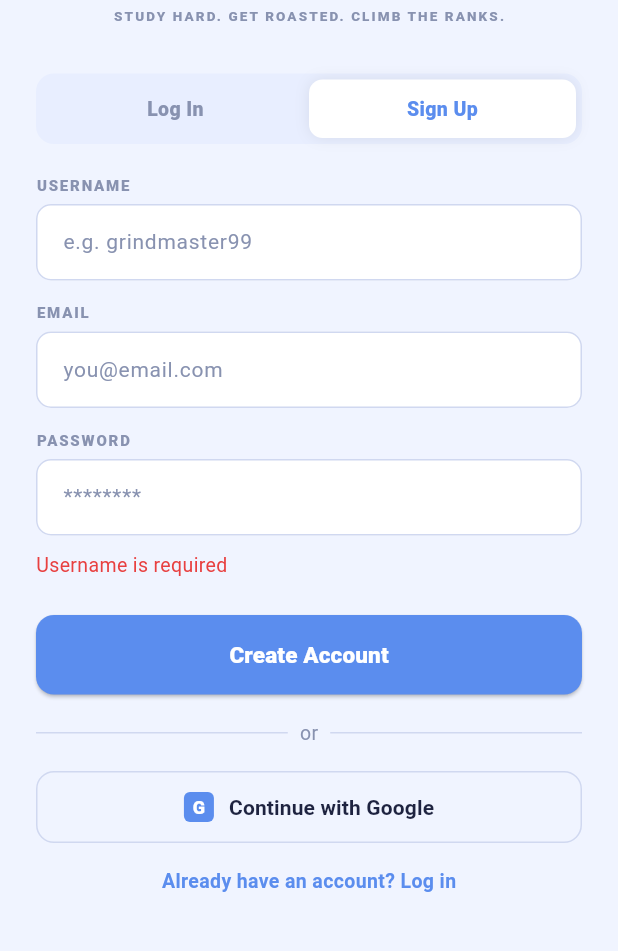
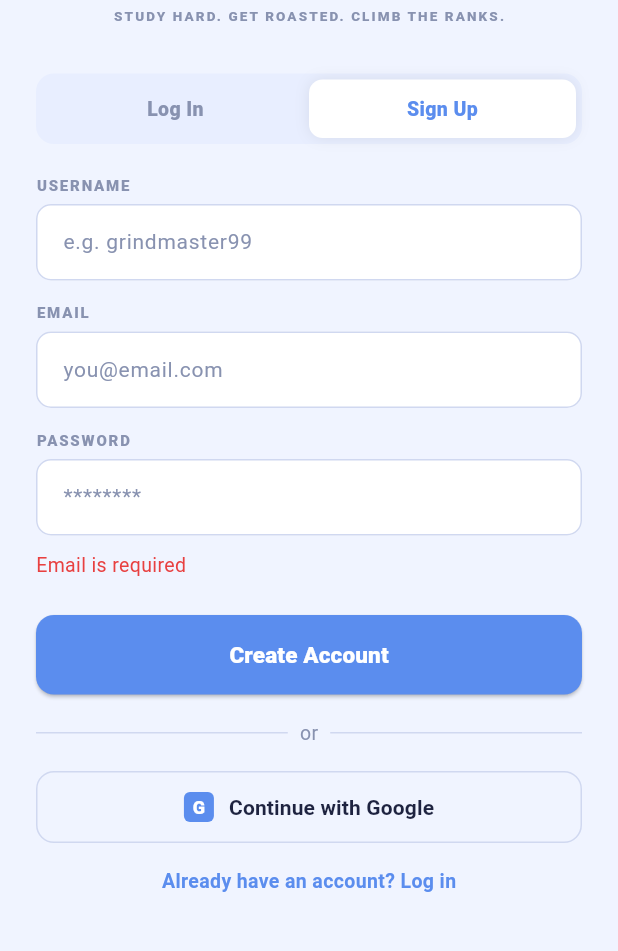
Before and after one commit to navneethdevj/grindmode, a Flutter app: the screen it shows after launch, after a tap on "Sign Up", after a tap on "Create Account", on a phone screen of 412 x 824 dp, the part 249-1200 px from its top. Run offline on Flutter 3.47's test engine with Material 3 defaults, Android fonts, the phone set to English and light mode, and no system bars; our stand-ins replace audioplayers, cloud_firestore, firebase_auth, firebase_core, fl_chart, flutter_image_compress and 3 more; accounts and stored records are empty; Roboto replaces fonts that are missing (Nunito).

Commit message:
improve: fix test, add email validation, parallelize queries, cache AI roast
Co-authored-by: navneethdevj <267234613+navneethdevj@users.noreply.github.com>

```diff
--- a/lib/screens/login_screen.dart
+++ b/lib/screens/login_screen.dart
@@ -29,14 +29,35 @@ class _LoginScreenState extends State<LoginScreen> {
     super.dispose();
   }
 
+  bool _isValidEmail(String email) {
+    return RegExp(r'^[a-zA-Z0-9._%+\-]+@[a-zA-Z0-9.\-]+\.[a-zA-Z]{2,}$')
+        .hasMatch(email);
+  }
+
   Future<void> _submit() async {
     FocusScope.of(context).unfocus();
+    final email = _emailCtrl.text.trim();
+    final password = _passCtrl.text.trim();
+
+    if (email.isEmpty) {
+      setState(() { _error = 'Email is required'; });
+      return;
+    }
+    if (!_isValidEmail(email)) {
+      setState(() { _error = "That's not even a real email bro"; });
+      return;
+    }
+    if (password.isEmpty) {
+      setState(() { _error = 'Password is required'; });
+      return;
+    }
+
     setState(() { _loading = true; _error = null; });
     try {
       if (_isLogin) {
         await _auth.signInWithEmail(
-          email: _emailCtrl.text.trim(),
-          password: _passCtrl.text.trim(),
+          email: email,
+          password: password,
         );
         if (mounted) Navigator.pushReplacement(
           context, MaterialPageRoute(builder: (_) => const HomeScreen()));
@@ -46,8 +67,8 @@ class _LoginScreenState extends State<LoginScreen> {
           return;
         }
         await _auth.signUpWithEmail(
-          email: _emailCtrl.text.trim(),
-          password: _passCtrl.text.trim(),
+          email: email,
+          password: password,
           username: _userCtrl.text.trim(),
         );
         if (mounted) Navigator.pushReplacement(
@@ -67,8 +88,8 @@ class _LoginScreenState extends State<LoginScreen> {
   setState(() { _googleLoading = true; _error = null; });
   try {
     final cred = await _auth.signInWithGoogle();
-    if (cred != null && mounted) {
-      // FIX: check onboardingDone before deciding where to navigate
+    if (cred != null && cred.user != null && mounted) {
+      // check onboardingDone before deciding where to navigate
       final doc = await FirebaseFirestore.instance
           .collection('users').doc(cred.user!.uid).get();
       final onboardingDone = doc.data()?['onboardingDone'] ?? false;
```
Also changed, not shown: lib/screens/groups_screen.dart (+15 -7 lines), lib/screens/report_screen.dart (+29 -13 lines), 1 other file.
